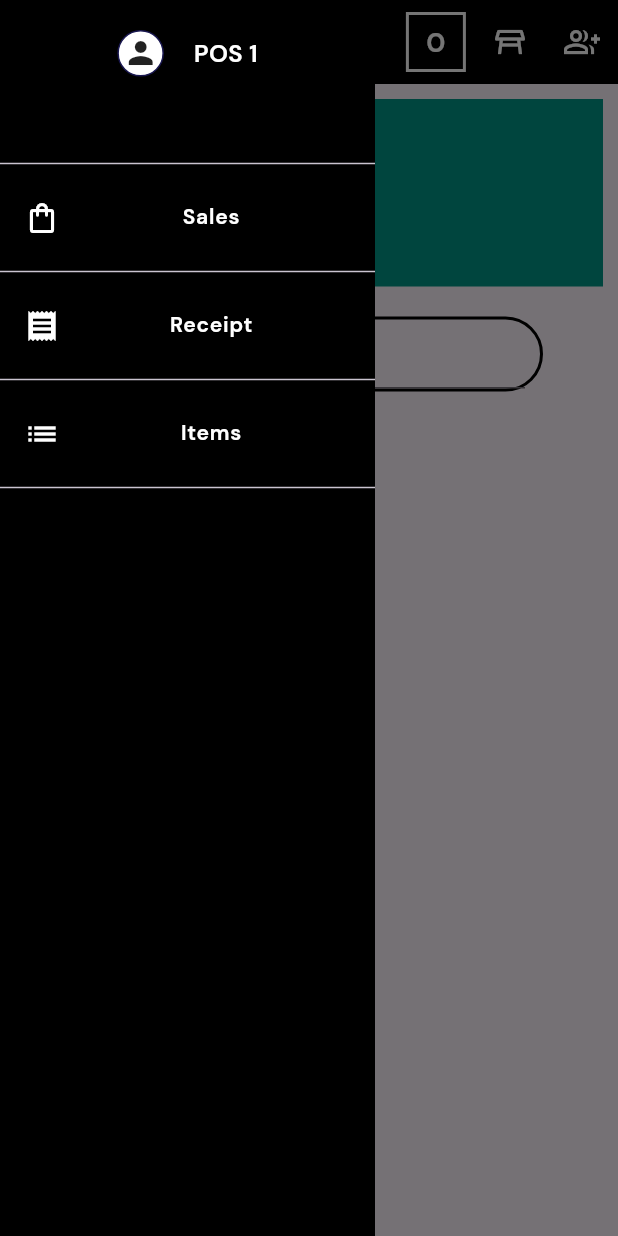
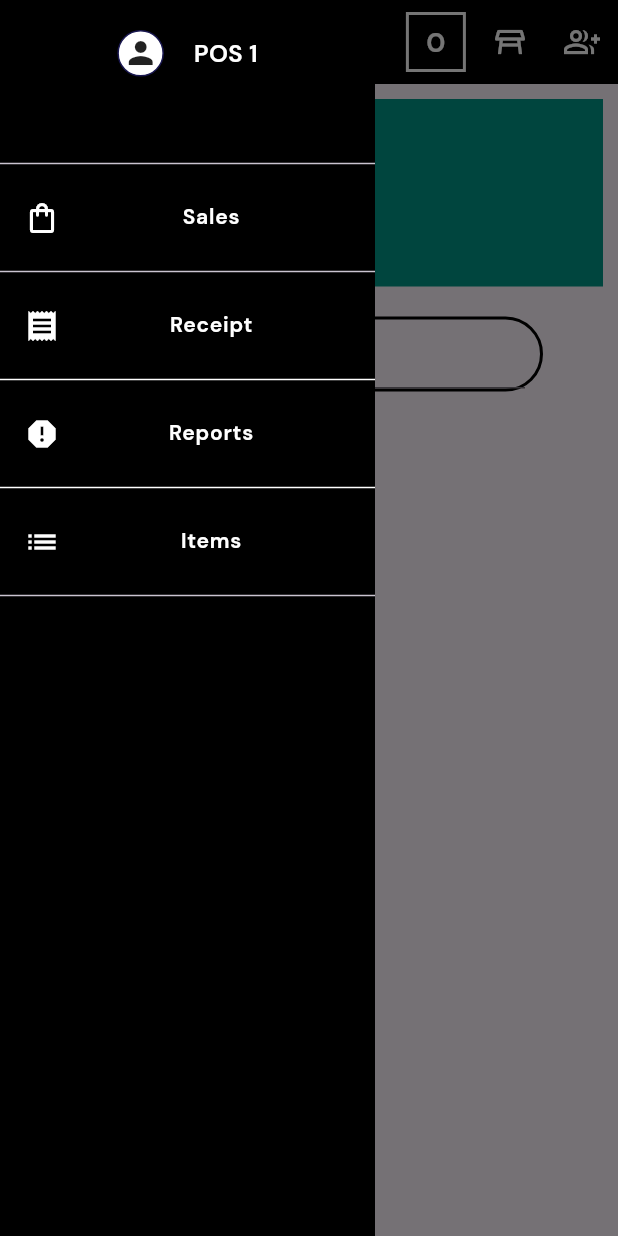
Before and after one commit to lansoyyy/cue_bar, a Flutter app: the HomeScreen screen opened directly, with the side drawer open, on a phone screen of 412 x 824 dp. Run offline on Flutter 3.47's test engine with Material 3 defaults, Android fonts, the light colour scheme and no system bars; our stand-ins replace cloud_firestore, firebase_auth, firebase_core, firebase_storage, fluttertoast, image_picker and 2 more; accounts and stored records are empty.

Commit message:
wip reports screen

```diff
--- a/lib/widgets/drawer_widget.dart
+++ b/lib/widgets/drawer_widget.dart
@@ -86,7 +86,28 @@ class DrawerWidget extends StatelessWidget {
                 color: Colors.white,
               ),
             ),
-            const Divider(),
+            const Divider(
+              color: Colors.white,
+            ),
+            ListTile(
+              onTap: () {
+                Navigator.of(context).pushReplacement(MaterialPageRoute(
+                    builder: (context) => const ItemsScreen()));
+              },
+              leading: const Icon(
+                Icons.report,
+                color: Colors.white,
+              ),
+              title: TextWidget(
+                text: 'Reports',
+                fontSize: 14,
+                fontFamily: 'Bold',
+                color: Colors.white,
+              ),
+            ),
+            const Divider(
+              color: Colors.white,
+            ),
             ListTile(
               onTap: () {
                 Navigator.of(context).pushReplacement(MaterialPageRoute(
```
